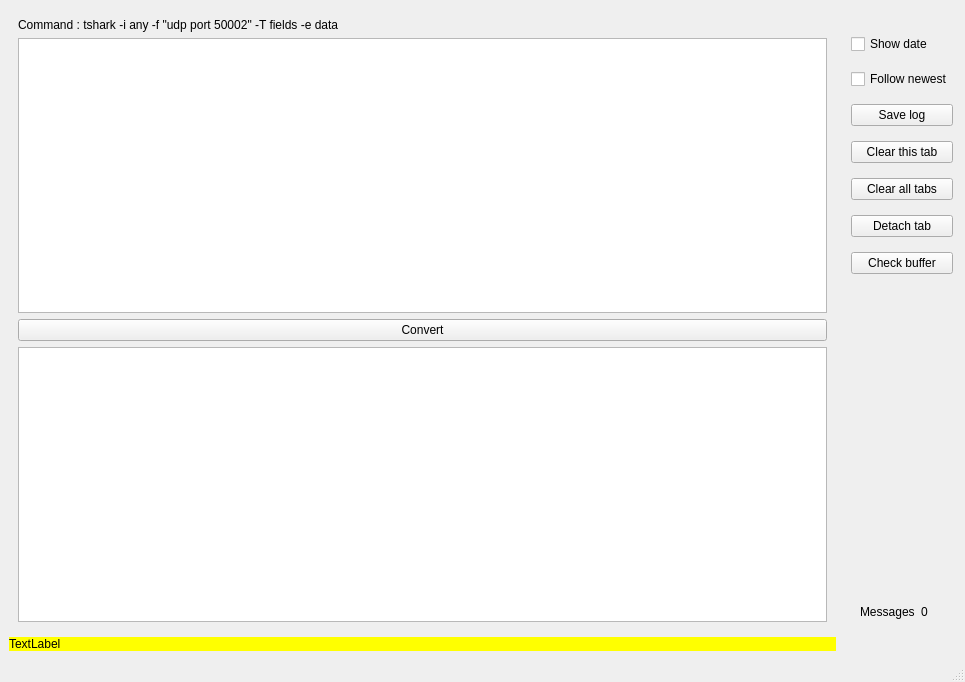
The window that mainwindow.ui (AbhinavXT/dst) describes before a commit, drawn with Qt 5.
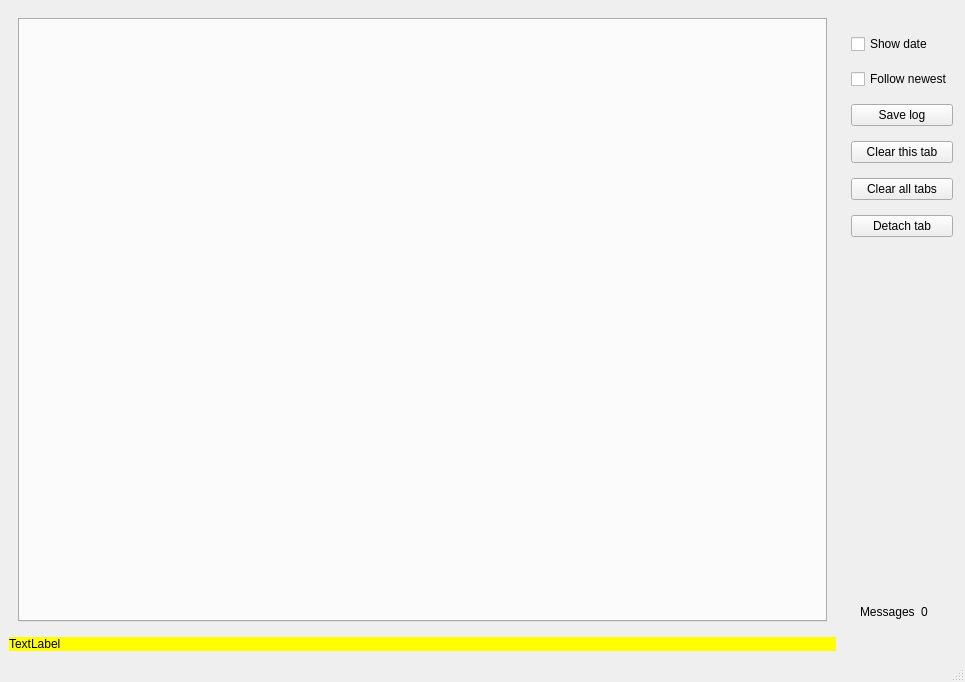
The same window after the commit. The open tabs and pages were chosen to show the change.

Commit message:
Patch 260: the log header: Clear buttons out, Check buffer gone
- Clear this tab and Clear all tabs are buttons on the log header, right
  after Follow newest and Show date (they were behind the More menu).
- The More menu is gone (it held only those and Check buffer).
- Check buffer is gone: the button, its page (tshark hex, Convert) and
  its code. The Decode Workbench decodes the same pasted hex.

Menu audit updated. Gate green on Qt 5 and Qt 6.

Claude-Session: https://claude.ai/code/session_01JVYYBSEDSvwENxRN6u3HWt

What changed in the file:
```diff
--- a/mainwindow.ui
+++ b/mainwindow.ui
@@ -28,34 +28,6 @@
         </item>
        </layout>
       </widget>
-      <widget class="QWidget" name="page_2">
-       <layout class="QVBoxLayout" name="verticalLayout_2">
-        <item>
-         <widget class="QLabel" name="commandlabel">
-          <property name="text">
-           <string>Command : tshark -i any -f &quot;udp port 50002&quot; -T fields -e data</string>
-          </property>
-         </widget>
-        </item>
-        <item>
-         <layout class="QHBoxLayout" name="horizontalLayout_2">
-          <item>
-           <widget class="QTextEdit" name="textEdit"/>
-          </item>
-         </layout>
-        </item>
-        <item>
-         <widget class="QPushButton" name="pbConvert">
-          <property name="text">
-           <string>Convert</string>
-          </property>
-         </widget>
-        </item>
-        <item>
-         <widget class="QTextEdit" name="teToString"/>
-        </item>
-       </layout>
-      </widget>
      </widget>
     </item>
     <item row="0" column="2">
@@ -137,16 +109,6 @@
          </property>
         </widget>
        </item>
-       <item row="6" column="0">
-        <widget class="QPushButton" name="pbCheckBuffer">
-         <property name="enabled">
-          <bool>true</bool>
-         </property>
-         <property name="text">
-          <string>Check buffer</string>
-         </property>
-        </widget>
-       </item>
        <item row="1" column="0">
         <widget class="QCheckBox" name="cbScrollLock">
          <property name="text">
```
The commit also changes 7 other files.
